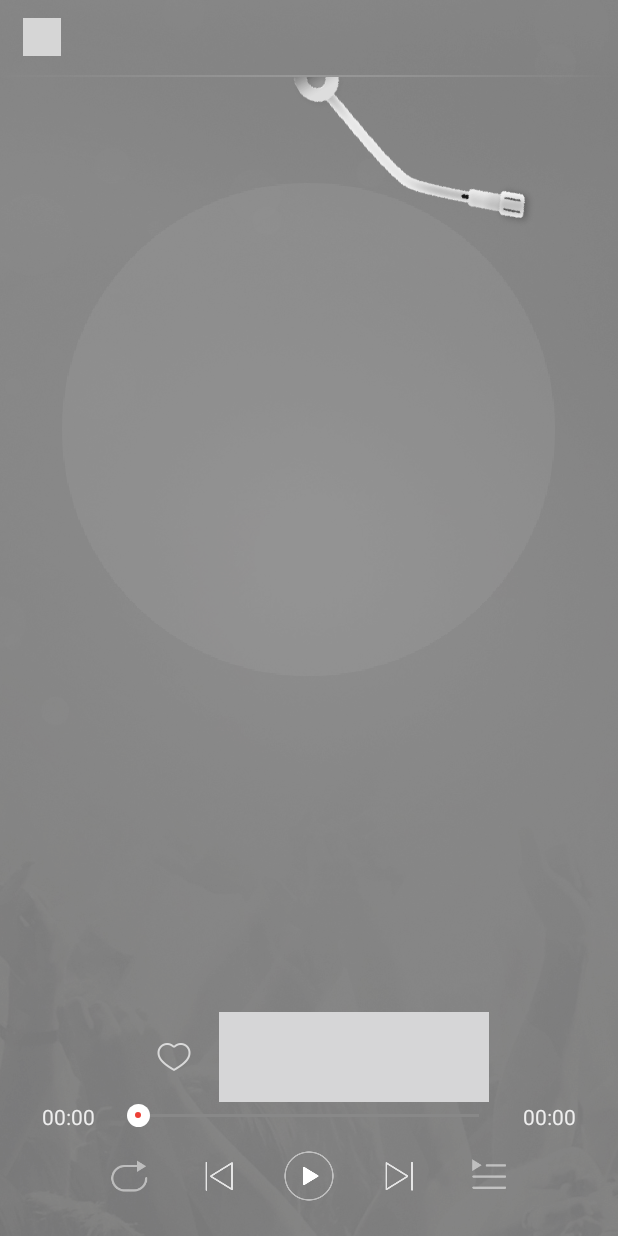
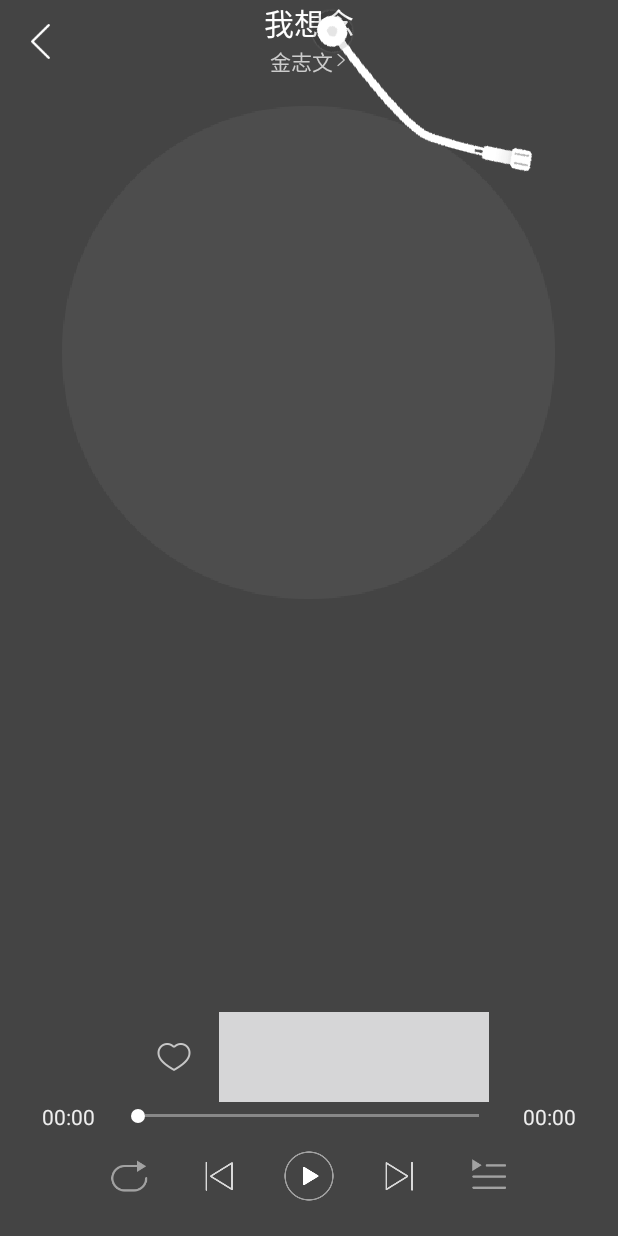
Before and after one commit to kalac2232/Hearing, an Android app: the layout activity_playmusic.xml on its own in the app's theme, with its tools: preview values and no code run, on a phone screen of 412 x 824 dp. Run offline under Robolectric (Android 15) with nearby library versions, the phone set to English and light mode, and no system bars; grey boxes are pictures that could not be loaded.

Commit message:
调整部分界面

```diff
--- a/app/src/main/java/cn/kalac/hearing/activity/MainActivity.java
+++ b/app/src/main/java/cn/kalac/hearing/activity/MainActivity.java
@@ -24,7 +24,7 @@ import cn.kalac.hearing.net.HttpHelper;
 import cn.kalac.hearing.service.PlayMusicService;
 import cn.kalac.hearing.utils.DataUtil;
 import cn.kalac.hearing.view.MiniSoundWave;
-import cn.kalac.hearing.widget.IntentUtil;
+import cn.kalac.hearing.utils.IntentUtil;
 
 public class MainActivity extends BaseActivity {
     /**
@@ -48,6 +48,7 @@ public class MainActivity extends BaseActivity {
     protected void onCreate(Bundle savedInstanceState) {
         super.onCreate(savedInstanceState);
         //fixStatusBarColor();
+        setStatueTextColor(true);
     }
 
     @Override
--- a/app/src/main/java/cn/kalac/hearing/activity/PlayMusicActivity.java
+++ b/app/src/main/java/cn/kalac/hearing/activity/PlayMusicActivity.java
@@ -66,7 +66,6 @@ public class PlayMusicActivity extends BaseActivity {
         super.onCreate(savedInstanceState);
         //播放音乐
         sendLocalBroadcast(PlayMusicService.ACTION_OPT_MUSIC_PLAY);
-
     }
 
     @Override
--- a/app/src/main/java/cn/kalac/hearing/activity/RecomDailyActivity.java
+++ b/app/src/main/java/cn/kalac/hearing/activity/RecomDailyActivity.java
@@ -41,8 +41,6 @@ public class RecomDailyActivity extends MVPBaseActivity<RecomDailyPresenterHelpe
     TextView tvTitle;
     @BindView(R.id.iv_play_all)
     ImageView ivPlayAll;
-    @BindView(R.id.statusBarView)
-    View statusBarView;
     @BindView(R.id.btn_jumpTOPlay)
     MiniSoundWave btnJumpTOPlay;
     @BindView(R.id.tv_play_all)
--- a/app/src/main/java/cn/kalac/hearing/fragment/DiscoverFragment.java
+++ b/app/src/main/java/cn/kalac/hearing/fragment/DiscoverFragment.java
@@ -31,7 +31,7 @@ import cn.kalac.hearing.utils.DataUtil;
 import cn.kalac.hearing.utils.TimeUtil;
 import cn.kalac.hearing.view.LoopViewPager;
 import cn.kalac.hearing.view.PunctuateIndicator;
-import cn.kalac.hearing.widget.IntentUtil;
+import cn.kalac.hearing.utils.IntentUtil;
 
 
 /**
--- a/app/src/main/java/cn/kalac/hearing/mvp/presenter/RecomDailyPresenterHelperImpl.java
+++ b/app/src/main/java/cn/kalac/hearing/mvp/presenter/RecomDailyPresenterHelperImpl.java
@@ -15,9 +15,9 @@ import cn.kalac.hearing.mvp.view.RecomDailyView;
 import cn.kalac.hearing.net.HttpCallback;
 import cn.kalac.hearing.net.HttpHelper;
 import cn.kalac.hearing.utils.DataUtil;
+import cn.kalac.hearing.utils.IntentUtil;
 import cn.kalac.hearing.utils.JavaBeanConvertUtil;
 import cn.kalac.hearing.utils.TimeUtil;
-import cn.kalac.hearing.widget.IntentUtil;
 import cn.kalac.hearing.widget.PlayListManager;
 
 /**
--- a/app/src/main/java/cn/kalac/hearing/widget/IntentUtil.java
+++ b/app/src/main/java/cn/kalac/hearing/utils/IntentUtil.java
@@ -1,9 +1,8 @@
-package cn.kalac.hearing.widget;
+package cn.kalac.hearing.utils;
 
 import android.app.Activity;
 import android.content.Context;
 import android.content.Intent;
-import android.os.Parcelable;
 
 /**
  * @author kalac.
--- a/app/src/main/java/cn/kalac/hearing/utils/TurntableDisplayUtil.java
+++ b/app/src/main/java/cn/kalac/hearing/utils/TurntableDisplayUtil.java
@@ -20,7 +20,6 @@ public class TurntableDisplayUtil {
     public static final float SCALE_NEEDLE_PIVOT_X = (float) (43.0 / BASE_SCREEN_WIDTH);
     public static final float SCALE_NEEDLE_PIVOT_Y = (float) (43.0 / BASE_SCREEN_WIDTH);
     public static final float SCALE_NEEDLE_HEIGHT = (float) (413.0 / BASE_SCREEN_HEIGHT);
-    public static final float SCALE_NEEDLE_MARGIN_TOP = (float) (43.0 / BASE_SCREEN_HEIGHT);
 
     /*唱盘比例*/
     public static final float SCALE_DISC_SIZE = (float) (807.0 / BASE_SCREEN_WIDTH);
--- a/app/src/main/java/cn/kalac/hearing/view/RecordView.java
+++ b/app/src/main/java/cn/kalac/hearing/view/RecordView.java
@@ -103,8 +103,6 @@ public class RecordView extends RelativeLayout {
         int needleWidth = (int) (TurntableDisplayUtil.SCALE_NEEDLE_WIDTH * mScreenWidth);
         int needleHeight = (int) (TurntableDisplayUtil.SCALE_NEEDLE_HEIGHT * mScreenHeigth);
 
-        /*设置手柄的外边距为负数，让其隐藏一部分*/
-        int marginTop = (int) (TurntableDisplayUtil.SCALE_NEEDLE_MARGIN_TOP * mScreenHeigth) * -1;
         int marginLeft = (int) (TurntableDisplayUtil.SCALE_NEEDLE_MARGIN_LEFT * mScreenWidth);
 
         Bitmap originBitmap = BitmapFactory.decodeResource(getResources(), R.drawable
@@ -112,7 +110,7 @@ public class RecordView extends RelativeLayout {
         Bitmap bitmap = Bitmap.createScaledBitmap(originBitmap, needleWidth, needleHeight, false);
 
         RelativeLayout.LayoutParams layoutParams = (LayoutParams) mIvNeedle.getLayoutParams();
-        layoutParams.setMargins(marginLeft, marginTop, 0, 0);
+        layoutParams.setMargins(marginLeft, 0, 0, 0);
 
         int pivotX = (int) (TurntableDisplayUtil.SCALE_NEEDLE_PIVOT_X * mScreenWidth);
         int pivotY = (int) (TurntableDisplayUtil.SCALE_NEEDLE_PIVOT_Y * mScreenWidth);
--- a/app/src/main/res/drawable/ic_playing_seekbar_thumb.xml
+++ b/app/src/main/res/drawable/ic_playing_seekbar_thumb.xml
@@ -1,25 +1,8 @@
 <?xml version="1.0" encoding="utf-8"?>
-<layer-list xmlns:android="http://schemas.android.com/apk/res/android">
-
-    <item
-          android:gravity="center">
-        <shape
-            android:shape="oval">
-            <size
-                android:width="15dp"
-                android:height="15dp" />
-            <solid android:color="#ffffffff" />
-        </shape>
-    </item>
-
-    <item
-          android:gravity="center">
-        <shape
-            android:shape="oval">
-            <size
-                android:height="4dp"
-                android:width="4dp" />
-            <solid android:color="#ED4036" />
-        </shape>
-    </item>
-</layer-list>
+<shape xmlns:android="http://schemas.android.com/apk/res/android"
+    android:shape="oval">
+    <size
+        android:width="9dp"
+        android:height="9dp" />
+    <solid android:color="#ffffffff" />
+</shape>
--- a/app/src/main/res/layout/activity_main.xml
+++ b/app/src/main/res/layout/activity_main.xml
@@ -21,9 +21,9 @@
 
         <cn.kalac.hearing.view.MiniSoundWave
             android:id="@+id/btn_jumpTOPlay"
-            android:layout_width="26dp"
-            android:layout_height="26dp"
-            android:layout_marginRight="13dp"
+            android:layout_width="wrap_content"
+            android:layout_height="wrap_content"
+            android:layout_marginRight="@dimen/content_distance"
             android:layout_centerVertical="true"
             android:layout_alignParentRight="true" />
         <RelativeLayout
--- a/app/src/main/res/layout/activity_playmusic.xml
+++ b/app/src/main/res/layout/activity_playmusic.xml
@@ -1,46 +1,37 @@
 <?xml version="1.0" encoding="utf-8"?>
-<RelativeLayout
-    xmlns:android="http://schemas.android.com/apk/res/android"
+<androidx.constraintlayout.widget.ConstraintLayout xmlns:android="http://schemas.android.com/apk/res/android"
     android:layout_width="match_parent"
     android:layout_height="match_parent"
     xmlns:tools="http://schemas.android.com/tools"
-    android:orientation="vertical">
+    xmlns:app="http://schemas.android.com/apk/res-auto">
 
     <ImageView
         android:id="@+id/iv_playmusic_cover_bg"
         android:layout_width="match_parent"
         android:layout_height="match_parent"
         android:scaleType="centerCrop"
-        android:src="@drawable/ic_playmusic_bg_default"/>
-    <ImageView
-        android:layout_width="match_parent"
-        android:layout_height="match_parent"
-        android:src="#9ccc"/>
-    <View
-        android:layout_width="match_parent"
-        android:layout_height="match_parent"
-        android:background="#5000"/>
-    <LinearLayout
-        android:fitsSystemWindows="true"
-        xmlns:android="http://schemas.android.com/apk/res/android"
+        android:src="#000"
+        android:tint="#5ccc"/>
+    <androidx.constraintlayout.widget.ConstraintLayout
+        android:id="@+id/need_margin_top_content"
         android:layout_width="match_parent"
         android:layout_height="match_parent"
         android:orientation="vertical">
-
         <RelativeLayout
-
             android:layout_width="match_parent"
-            android:layout_height="wrap_content"
+            android:layout_height="?attr/actionBarSize"
+            app:layout_constraintLeft_toLeftOf="parent"
+            app:layout_constraintTop_toTopOf="parent"
             >
-
             <ImageView
                 android:id="@+id/ib_goback_btn"
-                android:layout_width="25dp"
-                android:layout_height="25dp"
+                android:layout_width="wrap_content"
+                android:layout_height="23dp"
+                android:onClick="onBackBtnClick"
                 android:layout_alignParentLeft="true"
                 android:layout_centerVertical="true"
-                android:layout_marginLeft="15dp"
-                android:src="@drawable/ic_back_btn"/>
+                android:layout_marginLeft="@dimen/content_distance"
+                android:src="@mipmap/ic_back_btn"/>
 
             <LinearLayout
                 android:id="@+id/ll_playmusic_title"
@@ -48,7 +39,7 @@
                 android:layout_height="wrap_content"
                 android:layout_centerHorizontal="true"
                 android:orientation="vertical"
-                android:visibility="invisible">
+                android:visibility="visible">
 
                 <TextView
                     android:id="@+id/tv_playmusic_songName"
@@ -82,21 +73,19 @@
 
             </LinearLayout>
         </RelativeLayout>
-        <ImageView
-            android:src="@drawable/center_white_view_liner_gradient"
-            android:layout_width="match_parent"
-            android:layout_height="1dp"/>
         <cn.kalac.hearing.view.RecordView
             android:id="@+id/Rv_playmusic_RecordView"
             android:layout_width="match_parent"
             android:layout_height="wrap_content">
 
         </cn.kalac.hearing.view.RecordView>
-    </LinearLayout>
+    </androidx.constraintlayout.widget.ConstraintLayout>
     <LinearLayout
         android:layout_width="match_parent"
         android:layout_height="wrap_content"
         android:orientation="vertical"
+        app:layout_constraintLeft_toLeftOf="parent"
+        app:layout_constraintBottom_toBottomOf="parent"
         android:layout_alignParentBottom="true">
         <LinearLayout
             android:layout_width="wrap_content"
@@ -197,4 +186,4 @@
                 android:src="@drawable/ic_playing_bar_list_selector"/>
         </LinearLayout>
     </LinearLayout>
-</RelativeLayout>
+</androidx.constraintlayout.widget.ConstraintLayout>
```
Also changed, not shown: app/src/main/java/cn/kalac/hearing/activity/BaseActivity.java (+61 -24 lines), app/src/main/java/cn/kalac/hearing/activity/SplashActivity.java (+2 -25 lines), app/src/main/java/cn/kalac/hearing/view/MiniSoundWave.java (+10 -13 lines), app/src/main/res/layout/activity_recom_daily.xml (+9 -19 lines), app/src/main/res/drawable-hdpi/ic_playing_needle.png.
